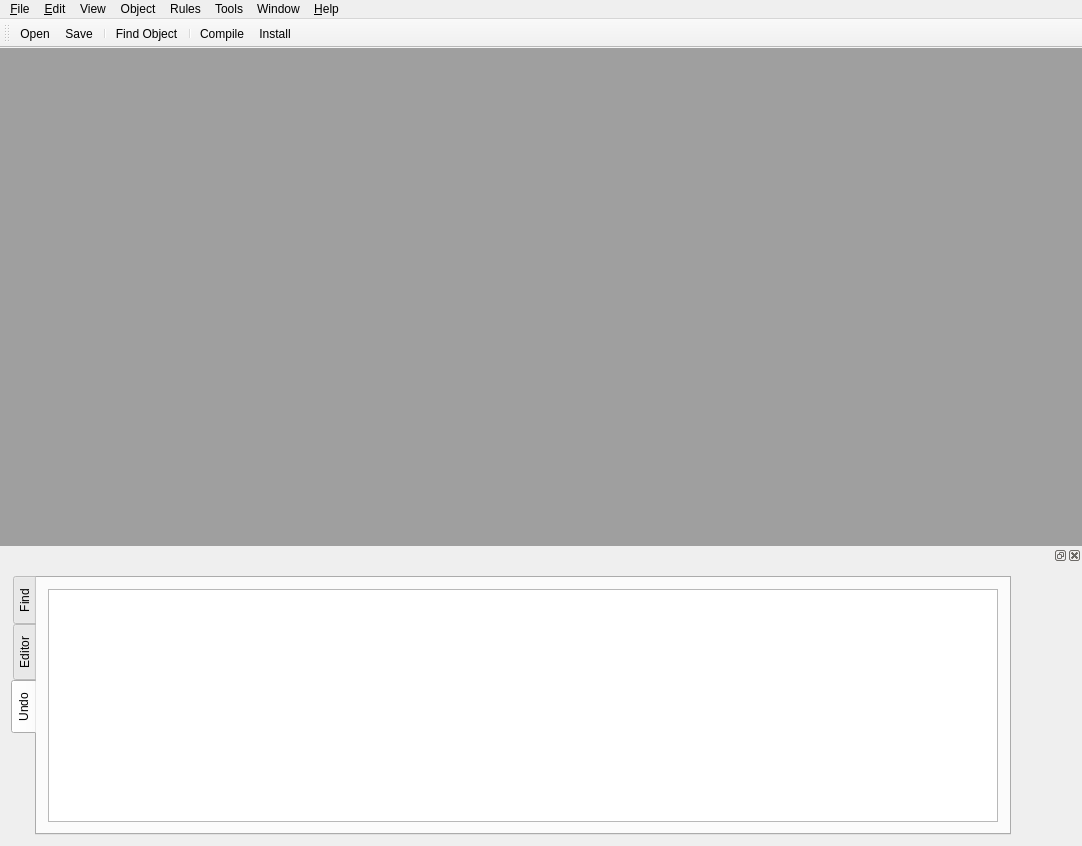
First picture: the form in src/gui/FWBMainWindow_q.ui, repository fwbuilder/fwbuilder, before the edit.
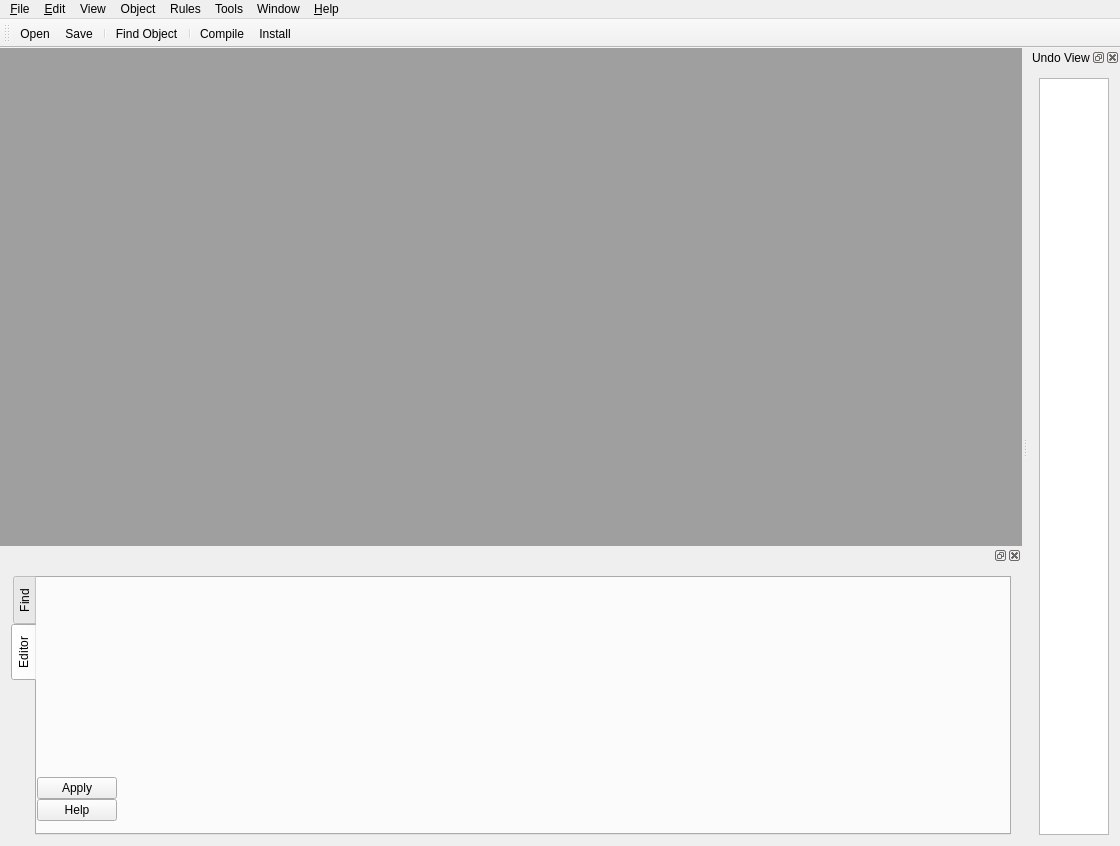
Second picture: the form after the edit. The open tabs and pages were chosen to show the change. Icons and pictures are not drawn. Custom widgets are drawn as their Qt base class.

Commit message: refs #633 (left dock window)

```diff
--- a/src/gui/FWBMainWindow_q.ui
+++ b/src/gui/FWBMainWindow_q.ui
@@ -9,7 +9,7 @@
    <rect>
     <x>0</x>
     <y>0</y>
-    <width>1082</width>
+    <width>1109</width>
     <height>846</height>
    </rect>
   </property>
@@ -673,20 +673,6 @@
             </item>
            </layout>
           </widget>
-          <widget class="QWidget" name="tab_undo">
-           <attribute name="title">
-            <string>Undo</string>
-           </attribute>
-           <layout class="QGridLayout" name="gridLayout_43">
-            <item row="0" column="0">
-             <widget class="QUndoView" name="undoView">
-              <property name="alternatingRowColors">
-               <bool>false</bool>
-              </property>
-             </widget>
-            </item>
-           </layout>
-          </widget>
          </widget>
         </item>
         <item row="0" column="1">
@@ -731,7 +717,7 @@
     <rect>
      <x>0</x>
      <y>0</y>
-     <width>1082</width>
+     <width>1109</width>
      <height>27</height>
     </rect>
    </property>
@@ -843,6 +829,25 @@
    <addaction name="menuWindow"/>
    <addaction name="helpMenu"/>
   </widget>
+  <widget class="QDockWidget" name="undoDockWidget">
+   <property name="windowTitle">
+    <string>Undo View</string>
+   </property>
+   <attribute name="dockWidgetArea">
+    <number>2</number>
+   </attribute>
+   <widget class="QWidget" name="dockWidgetContents_2">
+    <layout class="QGridLayout" name="gridLayout_44">
+     <item row="0" column="0">
+      <widget class="QUndoView" name="undoView">
+       <property name="alternatingRowColors">
+        <bool>false</bool>
+       </property>
+      </widget>
+     </item>
+    </layout>
+   </widget>
+  </widget>
   <action name="fileNewAction">
    <property name="enabled">
     <bool>true</bool>
@@ -1416,6 +1421,11 @@
  </widget>
  <layoutdefault spacing="0" margin="11"/>
  <customwidgets>
+  <customwidget>
+   <class>QUndoView</class>
+   <extends>QListView</extends>
+   <header>qundoview.h</header>
+  </customwidget>
   <customwidget>
    <class>ObjectEditorDockWidget</class>
    <extends>QDockWidget</extends>
@@ -1614,11 +1624,6 @@
    <header>BlankDialog.h</header>
    <container>1</container>
   </customwidget>
-  <customwidget>
-   <class>QUndoView</class>
-   <extends>QListView</extends>
-   <header>qundoview.h</header>
-  </customwidget>
  </customwidgets>
  <resources>
   <include location="MainRes.qrc"/>
```
